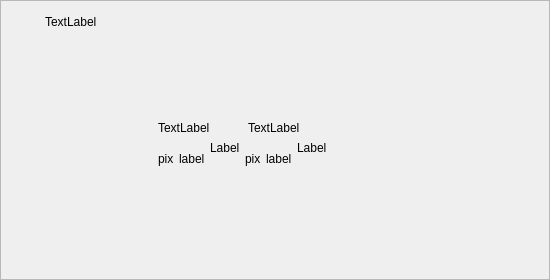
Qt form src/pages/outline/outline-cell.ui (openeuler-mirror/ks-scmc-gui) before a commit.
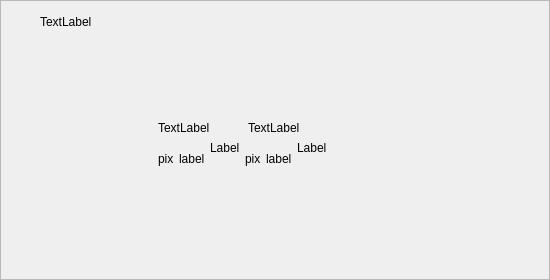
The same form after that commit.

```diff
--- a/src/pages/outline/outline-cell.ui
+++ b/src/pages/outline/outline-cell.ui
@@ -76,7 +76,7 @@
         <item>
          <layout class="QHBoxLayout" name="horizontalLayout" stretch="0,0,0,0">
           <property name="spacing">
-           <number>10</number>
+           <number>5</number>
           </property>
           <property name="sizeConstraint">
            <enum>QLayout::SetNoConstraint</enum>
```
Left out of the diff: 4 changed lines with no effect on the pictures.
